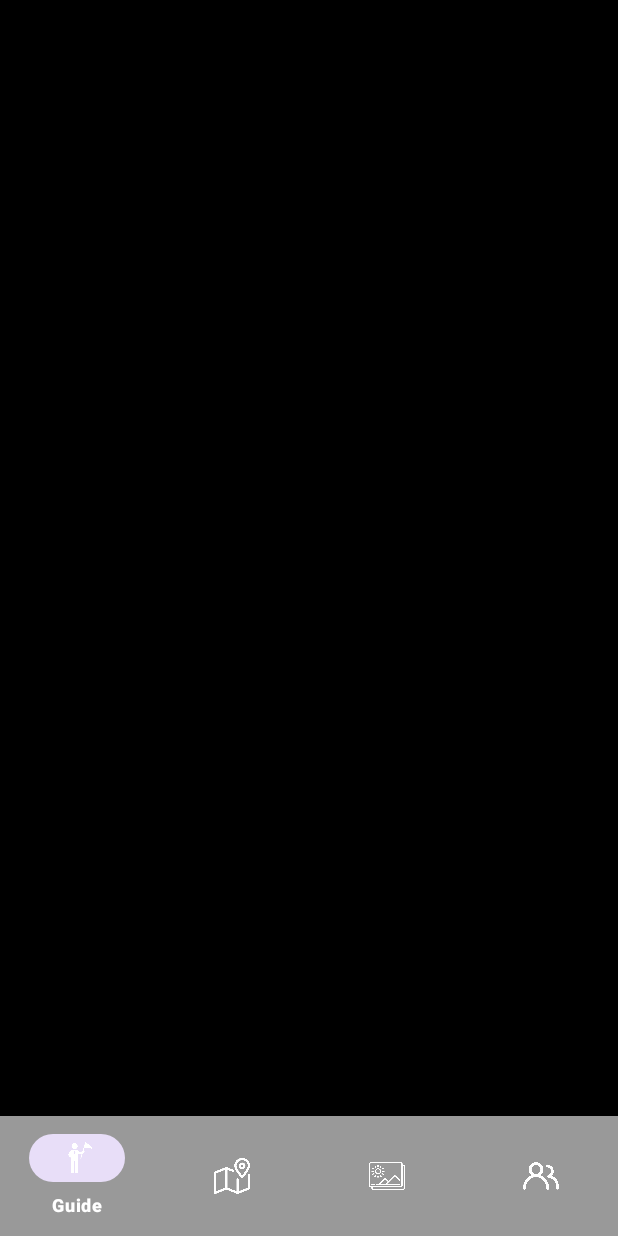
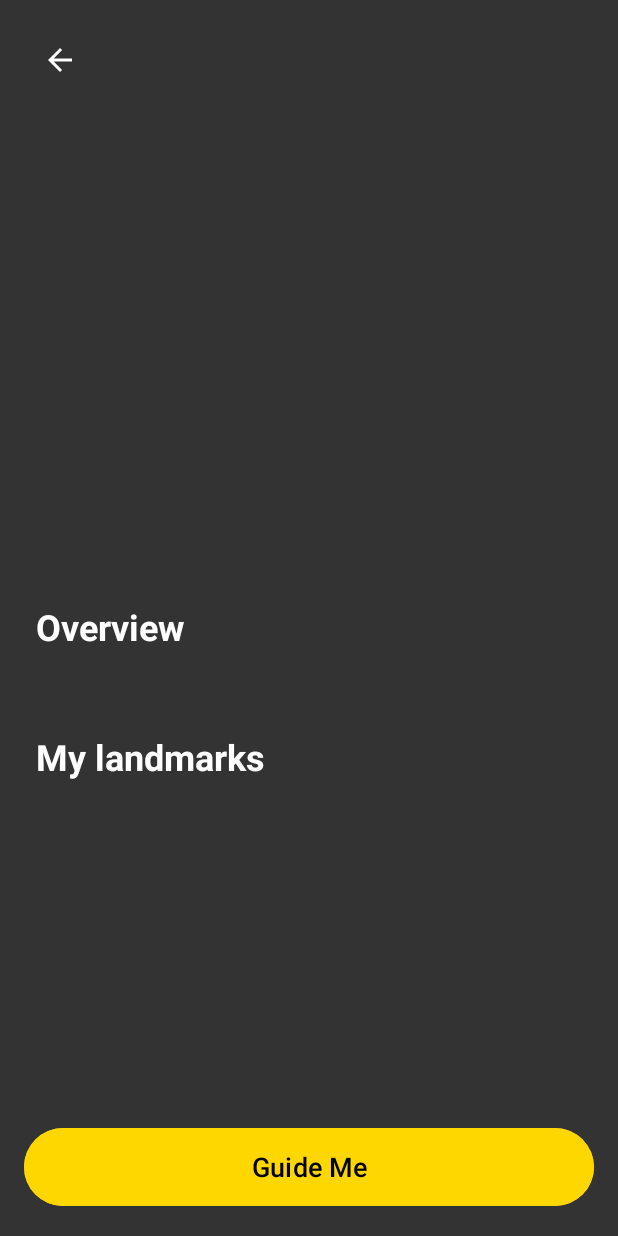
Before and after one commit to RidwanWaheed/Tales-of-Dresden, an Android app: the AugustusDetailActivity screen opened directly, with no data from a screen before it, on a phone screen of 412 x 824 dp. Run offline under Robolectric (Android 15) with nearby library versions, the phone set to English and light mode, and no system bars; pictures from the network do not load.

Commit message:
offer improvement to the augustuis detailed activity UI

```diff
--- a/app/src/main/java/com/ridwan/tales_of_dd/AugustusDetailActivity.java
+++ b/app/src/main/java/com/ridwan/tales_of_dd/AugustusDetailActivity.java
@@ -2,22 +2,27 @@ package com.ridwan.tales_of_dd;
 
 import android.os.Bundle;
 import android.text.TextUtils;
+import android.view.View;
+import android.widget.ImageButton;
 import android.widget.ImageView;
 import android.widget.TextView;
+import android.widget.Toast;
 
-import androidx.activity.EdgeToEdge;
 import androidx.appcompat.app.AppCompatActivity;
-import androidx.core.graphics.Insets;
-import androidx.core.view.ViewCompat;
-import androidx.core.view.WindowInsetsCompat;
+import androidx.recyclerview.widget.GridLayoutManager;
+import androidx.recyclerview.widget.RecyclerView;
 
 import com.bumptech.glide.Glide;
-import com.google.android.material.bottomnavigation.BottomNavigationView;
+import com.google.android.material.button.MaterialButton;
 
 public class AugustusDetailActivity extends AppCompatActivity {
     private TextView titleTextView;
-    private TextView introductionTextView;
+    private TextView briefIntroView;
+    private TextView overviewText;
     private ImageView imageView;
+    private RecyclerView landmarksRecycler;
+    private ImageButton backButton;
+    private MaterialButton guideMeButton;
 
     @Override
     protected void onCreate(Bundle savedInstanceState) {
@@ -25,17 +30,47 @@ public class AugustusDetailActivity extends AppCompatActivity {
         setContentView(R.layout.activity_augustus_detail);
 
         // Initialize views
-        titleTextView = findViewById(R.id.detail_title);
-        introductionTextView = findViewById(R.id.detail_introduction);
-        imageView = findViewById(R.id.detail_image);
+        initializeViews();
+        setupClickListeners();
+        setupLandmarksRecycler();
 
         // Get the GuideItem from the intent
         GuideItem guideItem = (GuideItem) getIntent().getSerializableExtra("guide_item");
 
         if (guideItem != null) {
-            // Set the data to views
+            populateViews(guideItem);
+        }
+    }
+
+    private void initializeViews() {
+        titleTextView = findViewById(R.id.detail_title);
+        briefIntroView = findViewById(R.id.brief_intro);
+        overviewText = findViewById(R.id.overview_text);
+        imageView = findViewById(R.id.detail_image);
+        landmarksRecycler = findViewById(R.id.landmarks_recycler);
+        backButton = findViewById(R.id.back_button);
+        guideMeButton = findViewById(R.id.guide_me_button);
+    }
+
+    private void setupClickListeners() {
+        backButton.setOnClickListener(v -> finish());
+
+        guideMeButton.setOnClickListener(v -> {
+            Toast.makeText(this, "Guide feature coming soon!", Toast.LENGTH_SHORT).show();
+        });
+    }
+
+    private void setupLandmarksRecycler() {
+        landmarksRecycler.setLayoutManager(
+                new GridLayoutManager(this, 2, GridLayoutManager.HORIZONTAL, false));
+        // TODO: Set up landmarks adapter once implemented
+    }
+
+    private void populateViews(GuideItem guideItem) {
         titleTextView.setText(guideItem.getTitle());
-            introductionTextView.setText(guideItem.getIntroduction());
+        briefIntroView.setText("brief introduction");
+        overviewText.setText("Frederick Augustus I (German: Friedrich August I.; " +
+                "Polish: Fryderyk August I; French: Frédéric-Auguste Ier; 23 December 1750 – .... ");
 
         // Load image using Glide
         if (!TextUtils.isEmpty(guideItem.getImageUrl())) {
@@ -45,6 +80,4 @@ public class AugustusDetailActivity extends AppCompatActivity {
                     .into(imageView);
         }
     }
-
 }
-}
--- /dev/null
+++ b/app/src/main/res/drawable/ic_back.xml
@@ -0,0 +1,10 @@
+<?xml version="1.0" encoding="utf-8"?>
+<vector xmlns:android="http://schemas.android.com/apk/res/android"
+    android:width="24dp"
+    android:height="24dp"
+    android:viewportWidth="24"
+    android:viewportHeight="24">
+    <path
+        android:fillColor="#FFFFFF"
+        android:pathData="M20,11H7.83l5.59,-5.59L12,4l-8,8 8,8 1.41,-1.41L7.83,13H20v-2z"/>
+</vector>
--- /dev/null
+++ b/app/src/main/res/drawable/rounded_top_background.xml
@@ -0,0 +1,7 @@
+<?xml version="1.0" encoding="utf-8"?>
+<shape xmlns:android="http://schemas.android.com/apk/res/android">
+    <solid android:color="#333333"/>
+    <corners
+        android:topLeftRadius="20dp"
+        android:topRightRadius="20dp"/>
+</shape>
--- a/app/src/main/res/layout/activity_augustus_detail.xml
+++ b/app/src/main/res/layout/activity_augustus_detail.xml
@@ -3,46 +3,114 @@
     xmlns:app="http://schemas.android.com/apk/res-auto"
     android:layout_width="match_parent"
     android:layout_height="match_parent"
-    android:background="@color/black">
+    android:background="#333333">
 
+    <!-- Back Button -->
+    <ImageButton
+        android:id="@+id/back_button"
+        android:layout_width="48dp"
+        android:layout_height="48dp"
+        android:layout_marginStart="16dp"
+        android:layout_marginTop="16dp"
+        android:background="?attr/selectableItemBackgroundBorderless"
+        android:src="@drawable/ic_back"
+        android:elevation="4dp"
+        app:layout_constraintStart_toStartOf="parent"
+        app:layout_constraintTop_toTopOf="parent"
+        android:contentDescription="@string/back_button_description"/>
+
+
+    <!-- Main Image -->
     <ImageView
         android:id="@+id/detail_image"
         android:layout_width="match_parent"
+        android:layout_height="300dp"
+        android:scaleType="centerCrop"
+        app:layout_constraintTop_toTopOf="parent"/>
+
+    <!-- Content Container -->
+    <androidx.core.widget.NestedScrollView
+        android:layout_width="match_parent"
         android:layout_height="0dp"
-        android:scaleType="centerCrop"
-        android:contentDescription="@string/augustus_image_description"
-        app:layout_constraintDimensionRatio="16:9"
-        app:layout_constraintTop_toTopOf="parent" />
+        android:background="@drawable/rounded_top_background"
+        app:layout_constraintBottom_toTopOf="@id/guide_me_button"
+        app:layout_constraintTop_toBottomOf="@id/detail_image"
+        android:layout_marginTop="-20dp">
 
+        <LinearLayout
+            android:layout_width="match_parent"
+            android:layout_height="wrap_content"
+            android:orientation="vertical"
+            android:padding="24dp">
+
+            <!-- Title -->
             <TextView
                 android:id="@+id/detail_title"
                 android:layout_width="match_parent"
                 android:layout_height="wrap_content"
-        android:layout_margin="16dp"
+                android:textSize="32sp"
+                android:textColor="@color/white"
+                android:textStyle="bold"/>
+
+            <!-- Brief Introduction -->
+            <TextView
+                android:id="@+id/brief_intro"
+                android:layout_width="match_parent"
+                android:layout_height="wrap_content"
+                android:layout_marginTop="8dp"
+                android:textColor="#CCCCCC"
+                android:textSize="16sp"/>
+
+            <!-- Overview Title -->
+            <TextView
+                android:layout_width="match_parent"
+                android:layout_height="wrap_content"
+                android:layout_marginTop="24dp"
+                android:text="Overview"
                 android:textColor="@color/white"
                 android:textSize="24sp"
-        android:textStyle="bold"
-        app:layout_constraintTop_toBottomOf="@id/detail_image" />
+                android:textStyle="bold"/>
 
+            <!-- Overview Content -->
             <TextView
-        android:id="@+id/detail_introduction"
+                android:id="@+id/overview_text"
                 android:layout_width="match_parent"
                 android:layout_height="wrap_content"
+                android:layout_marginTop="8dp"
+                android:textColor="#CCCCCC"
+                android:textSize="16sp"/>
+
+            <!-- My Landmarks Title -->
+            <TextView
+                android:layout_width="match_parent"
+                android:layout_height="wrap_content"
+                android:layout_marginTop="24dp"
+                android:text="My landmarks"
+                android:textColor="@color/white"
+                android:textSize="24sp"
+                android:textStyle="bold"/>
+
+            <!-- Landmarks Grid -->
+            <androidx.recyclerview.widget.RecyclerView
+                android:id="@+id/landmarks_recycler"
+                android:layout_width="match_parent"
+                android:layout_height="wrap_content"
+                android:layout_marginTop="16dp"/>
+
+        </LinearLayout>
+
+    </androidx.core.widget.NestedScrollView>
+
+    <!-- Guide Me Button -->
+    <com.google.android.material.button.MaterialButton
+        android:id="@+id/guide_me_button"
+        android:layout_width="match_parent"
+        android:layout_height="60dp"
         android:layout_margin="16dp"
-        android:textColor="@color/white"
-        android:textSize="16sp"
-        app:layout_constraintTop_toBottomOf="@id/detail_title" />
-
-    <com.google.android.material.bottomnavigation.BottomNavigationView
-        android:id="@+id/bottom_navigation"
-        android:layout_width="0dp"
-        android:layout_height="wrap_content"
-        android:background="@color/bottom_nav_background"
-        app:itemIconTint="@color/bottom_nav_icon_color"
-        app:itemTextColor="@color/bottom_nav_text_color"
-        app:layout_constraintBottom_toBottomOf="parent"
-        app:layout_constraintEnd_toEndOf="parent"
-        app:layout_constraintStart_toStartOf="parent"
-        app:menu="@menu/bottom_navigation_menu" />
+        android:text="Guide Me"
+        android:textSize="18sp"
+        android:backgroundTint="#FFD700"
+        android:textColor="@color/black"
+        app:layout_constraintBottom_toBottomOf="parent"/>
 
 </androidx.constraintlayout.widget.ConstraintLayout>
--- a/app/src/main/res/values/strings.xml
+++ b/app/src/main/res/values/strings.xml
@@ -15,4 +15,5 @@
     <string name="about">About</string>
 
     <string name="augustus_image_description">Image of Augustus</string>
+    <string name="back_button_description">Back to Guides</string>
 </resources>
```
Lines whose indentation alone changed are shown as unchanged.
